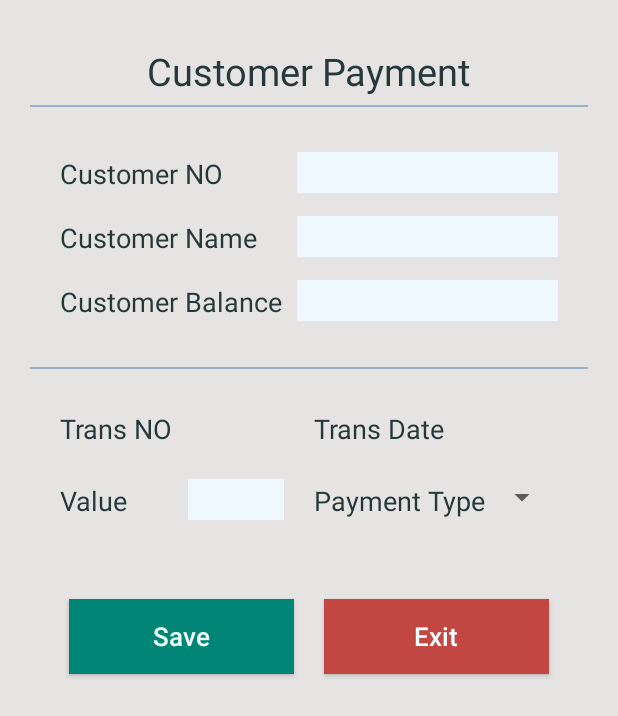
After one commit to SundosAlTamimi/Test, an Android app: the layout customer_payment_dialog.xml on its own in the app's theme, with its tools: preview values and no code run, on a phone screen of 412 x 824 dp. The commit adds this screen. Shown: the top 716 px of the screen. Run offline under Robolectric (Android 15) with nearby library versions, the phone set to English and light mode, and no system bars.

Commit message:
add customer payment dialog

```diff
--- /dev/null
+++ b/app/src/main/res/layout/customer_payment_dialog.xml
@@ -0,0 +1,268 @@
+<?xml version="1.0" encoding="utf-8"?>
+<LinearLayout xmlns:android="http://schemas.android.com/apk/res/android"
+    android:layout_width="match_parent"
+    android:layout_height="match_parent"
+    android:background="@color/layer3"
+    android:padding="20dp"
+    android:orientation="vertical">
+
+    <TextView
+        android:id="@+id/textView14"
+        android:layout_width="wrap_content"
+        android:layout_height="wrap_content"
+        android:layout_gravity="center"
+        android:layout_marginTop="10dp"
+        android:text="@string/customer_payment_type"
+        android:textColor="@color/text_color"
+        android:textSize="25sp"
+        android:textStyle="normal" />
+
+    <TextView
+        android:id="@+id/textLine"
+        android:layout_width="800dp"
+        android:layout_height="1dp"
+        android:layout_gravity="center"
+        android:layout_marginTop="5dp"
+        android:background="@color/gray" />
+
+    <TableLayout
+        android:layout_width="match_parent"
+        android:layout_height="wrap_content"
+        android:layout_marginBottom="20dp"
+        android:layout_marginLeft="20dp"
+        android:layout_marginRight="20dp"
+        android:layout_marginTop="20dp">
+
+        <TableRow
+            android:layout_width="match_parent"
+            android:layout_height="match_parent"
+            android:layout_marginTop="10dp">
+
+            <TextView
+                android:id="@+id/textView5"
+                android:layout_width="wrap_content"
+                android:layout_height="wrap_content"
+                android:layout_marginBottom="5dp"
+                android:text="@string/customer_no"
+                android:textColor="@color/text_color"
+                android:textSize="18sp" />
+
+            <EditText
+                android:id="@+id/customerno"
+                android:layout_width="wrap_content"
+                android:layout_height="wrap_content"
+                android:layout_marginBottom="5dp"
+                android:background="@color/layer2"
+                android:layout_marginHorizontal="10dp"
+                android:ems="10"
+                android:paddingHorizontal="10dp"
+                android:inputType="numberDecimal"
+                android:textColor="@color/text_color"
+                android:textSize="20sp" />
+        </TableRow>
+
+        <TableRow
+            android:layout_width="match_parent"
+            android:layout_height="match_parent"
+            android:layout_marginTop="10dp">
+
+            <TextView
+                android:id="@+id/textView7"
+                android:layout_width="wrap_content"
+                android:layout_height="wrap_content"
+                android:layout_marginBottom="5dp"
+                android:text="@string/customer_name"
+                android:textColor="@color/text_color"
+                android:textSize="18sp" />
+
+            <EditText
+                android:id="@+id/customername"
+                android:layout_width="wrap_content"
+                android:layout_height="wrap_content"
+                android:layout_marginHorizontal="10dp"
+                android:layout_marginBottom="5dp"
+                android:paddingHorizontal="10dp"
+                android:background="@color/layer2"
+                android:ems="10"
+                android:inputType="textPersonName"
+                android:textColor="@color/text_color"
+                android:textSize="20sp" />
+        </TableRow>
+
+        <TableRow
+            android:layout_width="match_parent"
+            android:layout_height="match_parent"
+            android:layout_marginTop="10dp">
+
+            <TextView
+                android:id="@+id/textView8"
+                android:layout_width="wrap_content"
+                android:layout_height="wrap_content"
+                android:layout_marginBottom="5dp"
+                android:text="@string/customer_balance"
+                android:textColor="@color/text_color"
+                android:textSize="18sp" />
+
+            <EditText
+                android:id="@+id/customerbal"
+                android:layout_width="wrap_content"
+                android:layout_height="wrap_content"
+                android:layout_marginHorizontal="10dp"
+                android:layout_marginBottom="5dp"
+                android:background="@color/layer2"
+                android:ems="10"
+                android:paddingHorizontal="10dp"
+                android:inputType="numberDecimal"
+                android:textColor="@color/text_color"
+                android:textSize="20sp" />
+        </TableRow>
+
+    </TableLayout>
+
+    <TextView
+        android:id="@+id/textView9"
+        android:layout_width="400dp"
+        android:layout_height="1dp"
+        android:layout_gravity="center"
+        android:layout_marginBottom="5dp"
+        android:layout_marginTop="5dp"
+        android:background="@color/gray" />
+
+    <TableLayout
+        android:layout_width="match_parent"
+        android:layout_height="wrap_content"
+        android:layout_margin="20dp">
+
+        <TableRow
+            android:layout_width="match_parent"
+            android:layout_height="match_parent"
+            android:layout_weight="1">
+
+            <TextView
+                android:id="@+id/textView11"
+                android:layout_width="wrap_content"
+                android:layout_height="wrap_content"
+                android:layout_marginBottom="5dp"
+                android:text="@string/trans_no"
+                android:textColor="@color/text_color"
+                android:textSize="18sp" />
+
+            <TextView
+                android:id="@+id/transno"
+                android:layout_width="wrap_content"
+                android:layout_height="wrap_content"
+                android:layout_marginBottom="5dp"
+                android:layout_weight="1"
+                android:gravity="center"
+                android:layout_marginHorizontal="10dp"
+                android:ems="10"
+                android:paddingHorizontal="10dp"
+                android:inputType="textPersonName"
+                android:textColor="@color/text_color"
+                android:textSize="20sp" />
+
+            <TextView
+                android:id="@+id/textView10"
+                android:layout_width="wrap_content"
+                android:layout_height="wrap_content"
+                android:layout_marginBottom="5dp"
+                android:layout_marginLeft="10dp"
+                android:layout_marginRight="5dp"
+                android:text="@string/trans_date"
+                android:textColor="@color/text_color"
+                android:textSize="18sp" />
+
+            <TextView
+                android:id="@+id/transndate"
+                android:layout_width="wrap_content"
+                android:layout_height="wrap_content"
+                android:layout_marginBottom="5dp"
+                android:layout_weight="1"
+                android:gravity="center"
+                android:ems="10"
+                android:paddingHorizontal="10dp"
+                android:inputType="textPersonName"
+                android:textColor="@color/text_color"
+                android:textSize="18sp" />
+        </TableRow>
+
+        <TableRow
+            android:layout_width="match_parent"
+            android:layout_height="match_parent"
+            android:layout_marginTop="10dp">
+
+            <TextView
+                android:id="@+id/textView13"
+                android:layout_width="wrap_content"
+                android:layout_height="wrap_content"
+                android:layout_marginBottom="5dp"
+                android:layout_marginTop="5dp"
+                android:text="@string/value"
+                android:textColor="@color/text_color"
+                android:textSize="18sp" />
+
+            <EditText
+                android:id="@+id/values"
+                android:layout_width="wrap_content"
+                android:layout_height="wrap_content"
+                android:layout_marginHorizontal="10dp"
+                android:layout_marginTop="5dp"
+                android:layout_weight="1"
+                android:background="@color/layer2"
+                android:ems="10"
+                android:paddingHorizontal="10dp"
+                android:inputType="number"
+                android:textColor="@color/text_color"
+                android:textSize="20sp" />
+
+            <TextView
+                android:id="@+id/textView12"
+                android:layout_width="wrap_content"
+                android:layout_height="wrap_content"
+                android:layout_marginLeft="10dp"
+                android:layout_marginRight="5dp"
+                android:layout_marginTop="5dp"
+                android:text="@string/payment_type"
+                android:textColor="@color/text_color"
+                android:textSize="18sp" />
+
+            <Spinner
+                android:id="@+id/spinner1"
+                android:layout_width="match_parent"
+                android:layout_height="wrap_content"
+                android:layout_marginTop="5dp"
+                android:layout_weight="1" />
+        </TableRow>
+
+    </TableLayout>
+
+    <LinearLayout
+        android:layout_width="match_parent"
+        android:layout_height="wrap_content"
+        android:layout_margin="20dp"
+        android:gravity="center"
+        android:orientation="horizontal">
+
+        <Button
+            android:id="@+id/save"
+            android:layout_width="150dp"
+            android:layout_height="50dp"
+            android:layout_margin="10dp"
+            android:background="@color/colorPrimary"
+            android:text="@string/save"
+            android:textAllCaps="false"
+            android:textColor="@color/layer1"
+            android:textSize="17sp" />
+
+        <Button
+            android:id="@+id/exit"
+            android:layout_width="150dp"
+            android:layout_height="50dp"
+            android:layout_margin="10dp"
+            android:background="@color/exit"
+            android:text="@string/exit"
+            android:textAllCaps="false"
+            android:textColor="@color/layer1"
+            android:textSize="17sp" />
+    </LinearLayout>
+</LinearLayout>
--- a/app/src/main/res/values/strings.xml
+++ b/app/src/main/res/values/strings.xml
@@ -247,4 +247,12 @@
     <string name="add_force_question">Add Force Question</string>
     <string name="join_item_with_question">Join Item With Force question</string>
 
+    <string name="customer_name"> Customer Name </string>
+    <string name="customer_no"> Customer  NO  </string>
+    <string name="customer_balance"> Customer Balance </string>
+    <string name="trans_no"> Trans NO </string>
+    <string name="trans_date"> Trans Date  </string>
+    <string name="payment_type"> Payment Type  </string>
+    <string name="customer_payment_type"> Customer Payment  </string>
+
 </resources>
```
Also changed, not shown: app/src/main/java/com/tamimi/sundos/restpos/BackOffice/BackOfficeActivity.java (+92 -0 lines), app/src/main/java/com/tamimi/sundos/restpos/DatabaseHandler.java (+87 -0 lines), app/src/main/java/com/tamimi/sundos/restpos/Models/CustomerPayment.java (added, +117 -0 lines), app/src/main/java/com/tamimi/sundos/restpos/Settings.java (+9 -9 lines).
